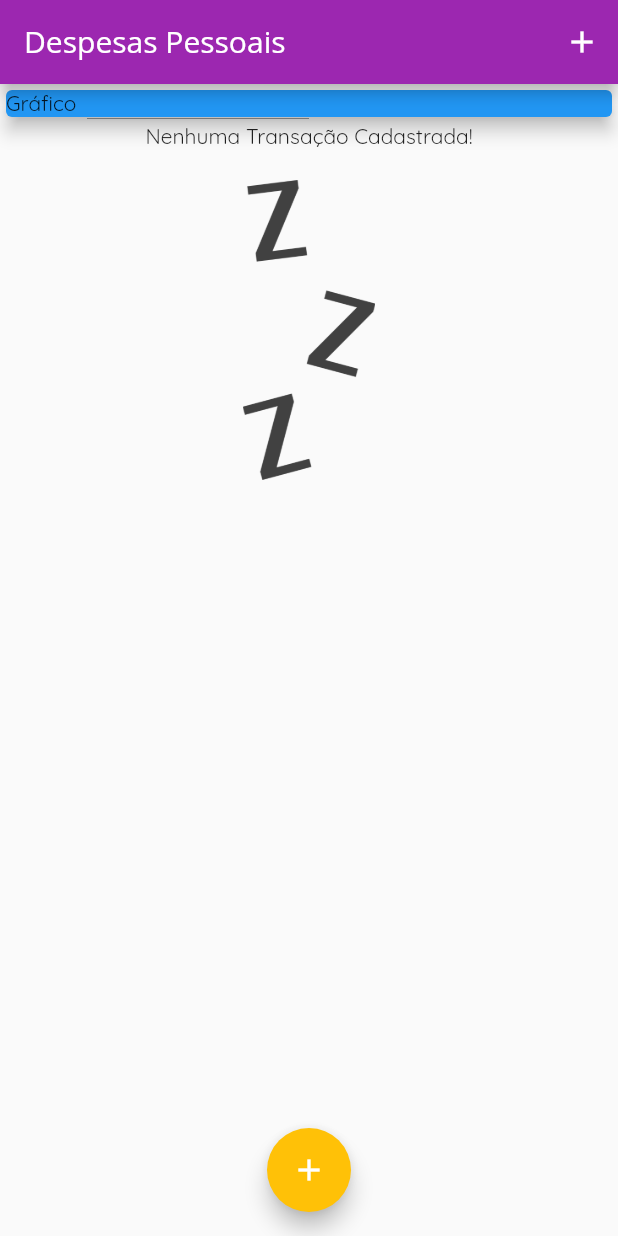
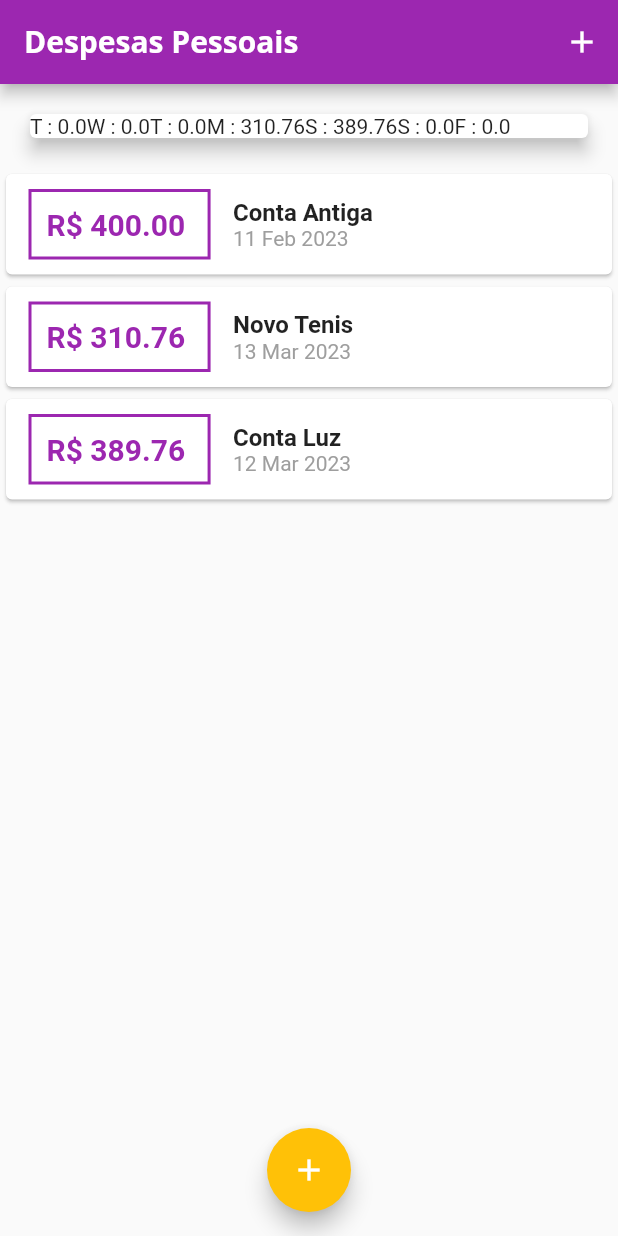
Before and after one commit to Okamael/despesas_pessoais, a Flutter app: the screen it shows after launch, on a phone screen of 412 x 824 dp. Run offline on Flutter 3.47's test engine with Material 2 defaults, Android fonts, the phone set to English and light mode, and no system bars.

Commit message:
chartbar

```diff
--- /dev/null
+++ b/lib/components/charbar_widget.dart
@@ -0,0 +1,10 @@
+import 'package:flutter/material.dart';
+
+class ChartBarWidget extends StatelessWidget {
+  const ChartBarWidget({super.key});
+
+  @override
+  Widget build(BuildContext context) {
+    return Container();
+  }
+}
--- /dev/null
+++ b/lib/components/chart_widget.dart
@@ -0,0 +1,45 @@
+import 'package:despesas_pessoais/models/transaction.dart';
+import 'package:flutter/material.dart';
+import 'package:flutter/src/widgets/framework.dart';
+import 'package:flutter/src/widgets/placeholder.dart';
+import 'package:intl/intl.dart';
+
+class ChartWidget extends StatelessWidget {
+  final List<Transaction> recentTransaction;
+  const ChartWidget({super.key, required this.recentTransaction});
+
+  List<Map<String, Object>> get groupedTransactions {
+    return List.generate(7, (index) {
+      final weekDay = DateTime.now().subtract(
+        Duration(days: index),
+      );
+      double totalSum = 0.0;
+      for (var i = 0; i < recentTransaction.length; i++) {
+        bool sameDay = recentTransaction[i].date.day == weekDay.day;
+        bool sameMonth = recentTransaction[i].date.month == weekDay.month;
+        bool sameYear = recentTransaction[i].date.year == weekDay.year;
+        if (sameDay && sameMonth && sameYear) {
+          totalSum += recentTransaction[i].value;
+        }
+      }
+
+      return {
+        'day': DateFormat.E().format(weekDay)[0],
+        'value': totalSum,
+      };
+    });
+  }
+
+  @override
+  Widget build(BuildContext context) {
+    return Card(
+      elevation: 5,
+      margin: EdgeInsets.all(20),
+      child: Row(
+        children: groupedTransactions.map((tr) {
+          return Text('${tr['day']} : ${tr['value']}');
+        }).toList(),
+      ),
+    );
+  }
+}
--- a/lib/main.dart
+++ b/lib/main.dart
@@ -1,5 +1,6 @@
 import 'dart:math';
 
+import 'package:despesas_pessoais/components/chart_widget.dart';
 import 'package:despesas_pessoais/components/transaction_form.dart';
 import 'package:despesas_pessoais/components/transaction_list.dart';
 import 'package:despesas_pessoais/models/transaction.dart';
@@ -15,13 +16,23 @@ class ExpensesApp extends StatelessWidget {
 
   @override
   Widget build(BuildContext context) {
+    final ThemeData tema = ThemeData();
     return MaterialApp(
-      home: MyHomePage(),
-      theme: ThemeData(
-          colorScheme: ColorScheme.fromSwatch(primarySwatch: Colors.purple)
-              .copyWith(secondary: Colors.amber),
-          fontFamily: 'Quicksand'),
-    );
+        home: MyHomePage(),
+        theme: tema.copyWith(
+            colorScheme: tema.colorScheme
+                .copyWith(primary: Colors.purple, secondary: Colors.amber),
+            textTheme: tema.textTheme.copyWith(
+                headline6: const TextStyle(
+                    fontFamily: 'OpenSans',
+                    fontSize: 18,
+                    fontWeight: FontWeight.bold,
+                    color: Colors.black)),
+            appBarTheme: const AppBarTheme(
+                titleTextStyle: TextStyle(
+                    fontFamily: 'OpenSans',
+                    fontSize: 20,
+                    fontWeight: FontWeight.bold))));
   }
 }
 
@@ -33,7 +44,31 @@ class MyHomePage extends StatefulWidget {
 }
 
 class _MyHomePageState extends State<MyHomePage> {
-  final List<Transaction> _transactions = [];
+  final List<Transaction> _transactions = [
+    Transaction(
+        id: 't0',
+        title: 'Conta Antiga',
+        value: 400,
+        date: DateTime.now().subtract(Duration(days: 33))),
+    Transaction(
+        id: 't1',
+        title: 'Novo Tenis',
+        value: 310.76,
+        date: DateTime.now().subtract(Duration(days: 3))),
+    Transaction(
+        id: 't2',
+        title: 'Conta Luz',
+        value: 389.76,
+        date: DateTime.now().subtract(Duration(days: 4)))
+  ];
+  List<Transaction> get _recentTransactions {
+    return _transactions.where((tr) {
+      return tr.date.isAfter(DateTime.now().subtract(
+        Duration(days: 7),
+      ));
+    }).toList();
+  }
+
   _addTransaction({required String title, required double value}) {
     final newTransaction = Transaction(
       id: Random().nextDouble().toString(),
@@ -61,9 +96,8 @@ class _MyHomePageState extends State<MyHomePage> {
   Widget build(BuildContext context) {
     return Scaffold(
       appBar: AppBar(
-        title: Text(
+        title: const Text(
           'Despesas Pessoais',
-          style: TextStyle(fontFamily: 'OpenSans'),
         ),
         actions: [
           IconButton(
@@ -75,14 +109,7 @@ class _MyHomePageState extends State<MyHomePage> {
         child: Column(
           crossAxisAlignment: CrossAxisAlignment.stretch,
           children: [
-            Container(
-              width: MediaQuery.of(context).size.width,
-              child: const Card(
-                child: const Text('Gráfico'),
-                elevation: 5,
-                color: Colors.blue,
-              ),
-            ),
+            ChartWidget(recentTransaction: _recentTransactions),
             TransactionListWidget(transactions: _transactions),
           ],
         ),
```
